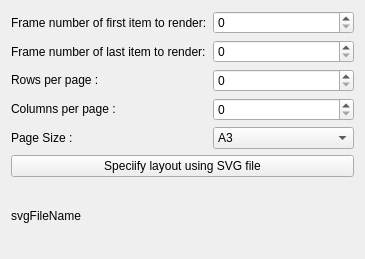
Above: plugins/dockers/storyboarddocker/wdgexportstoryboard.ui from KDE/krita before the change. Below: the same form after it.
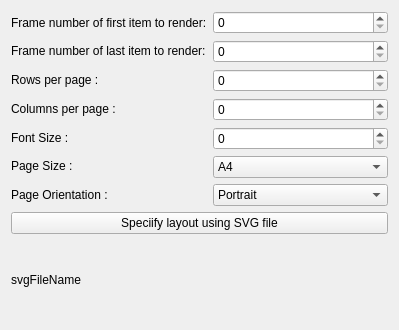
That is the form after the change.

Commit message: Add page orientation and font size spin boxes in storyboard export dialog

```diff
--- a/plugins/dockers/storyboarddocker/wdgexportstoryboard.ui
+++ b/plugins/dockers/storyboarddocker/wdgexportstoryboard.ui
@@ -6,8 +6,8 @@
    <rect>
     <x>0</x>
     <y>0</y>
-    <width>365</width>
-    <height>259</height>
+    <width>399</width>
+    <height>330</height>
    </rect>
   </property>
   <property name="windowTitle">
@@ -48,6 +48,13 @@
            </property>
           </widget>
          </item>
+         <item>
+          <widget class="QLabel" name="label_6">
+           <property name="text">
+            <string>Font Size :</string>
+           </property>
+          </widget>
+         </item>
          <item>
           <widget class="QLabel" name="label_3">
            <property name="text">
@@ -55,6 +62,13 @@
            </property>
           </widget>
          </item>
+         <item>
+          <widget class="QLabel" name="label_7">
+           <property name="text">
+            <string>Page Orientation :</string>
+           </property>
+          </widget>
+         </item>
         </layout>
        </item>
        <item>
@@ -69,18 +83,59 @@
           <widget class="QSpinBox" name="spinboxRow"/>
          </item>
          <item>
-          <widget class="QSpinBox" name="spinboxColumn"/>
+          <widget class="QSpinBox" name="spinboxColumn">
+           <property name="value">
+            <number>0</number>
+           </property>
+          </widget>
+         </item>
+         <item>
+          <widget class="QSpinBox" name="spinboxFontSize"/>
          </item>
          <item>
           <widget class="QComboBox" name="cmbPageSize">
-           <item>
-            <property name="text">
-             <string>A3</string>
-            </property>
-           </item>
            <item>
             <property name="text">
              <string>A4</string>
+            </property>
+           </item>
+           <item>
+            <property name="text">
+             <string>A0</string>
+            </property>
+           </item>
+           <item>
+            <property name="text">
+             <string>A1</string>
+            </property>
+           </item>
+           <item>
+            <property name="text">
+             <string>A2</string>
+            </property>
+           </item>
+           <item>
+            <property name="text">
+             <string>A3</string>
+            </property>
+           </item>
+           <item>
+            <property name="text">
+             <string>A5</string>
+            </property>
+           </item>
+          </widget>
+         </item>
+         <item>
+          <widget class="QComboBox" name="cmbPageOrient">
+           <item>
+            <property name="text">
+             <string>Portrait</string>
+            </property>
+           </item>
+           <item>
+            <property name="text">
+             <string>Landscape</string>
             </property>
            </item>
           </widget>
```
The commit also changes 3 other files.
